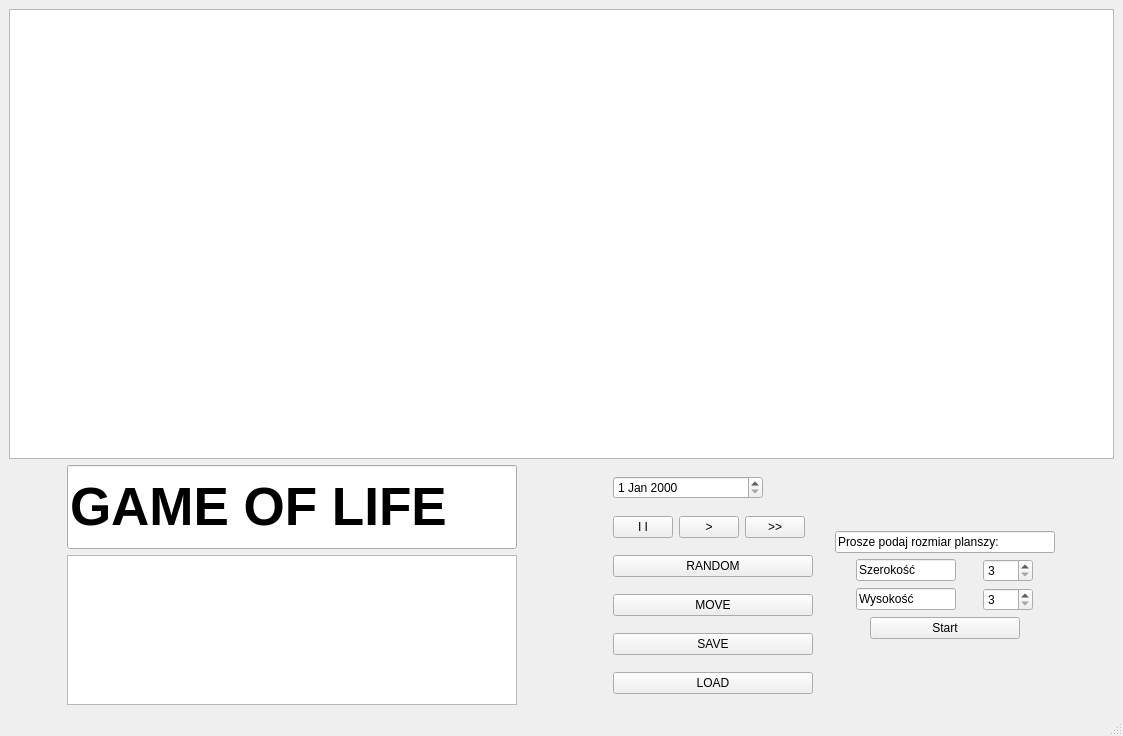
Above: QtGra/grawzycie/mainwindow.ui from JakubCzul/GraWzycie before the change. Below: the same form after it.
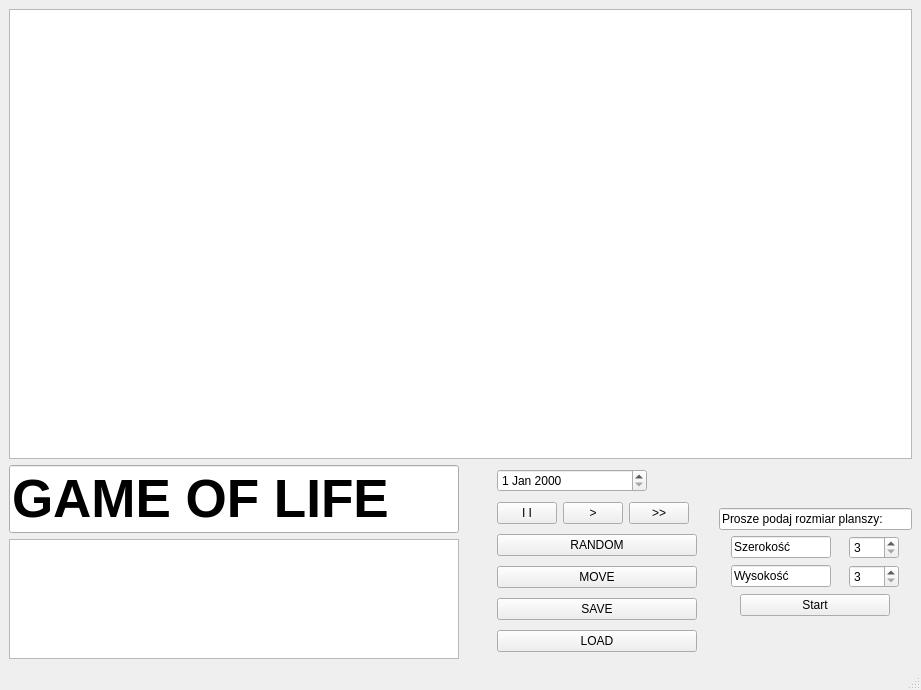
That is the form after the change.

```diff
--- a/QtGra/grawzycie/mainwindow.ui
+++ b/QtGra/grawzycie/mainwindow.ui
@@ -6,8 +6,8 @@
    <rect>
     <x>0</x>
     <y>0</y>
-    <width>1123</width>
-    <height>736</height>
+    <width>921</width>
+    <height>690</height>
    </rect>
   </property>
   <property name="windowTitle">
@@ -22,13 +22,19 @@
    </property>
    <layout class="QVBoxLayout" name="verticalLayout_7">
     <item>
-     <widget class="QGraphicsView" name="boardObject">
+     <widget class="QTableWidget" name="boardObject">
       <property name="minimumSize">
        <size>
-        <width>450</width>
+        <width>900</width>
         <height>450</height>
        </size>
       </property>
+      <property name="maximumSize">
+       <size>
+        <width>3599</width>
+        <height>3600</height>
+       </size>
+      </property>
      </widget>
     </item>
     <item>
```
